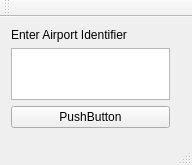
The window that mainwindow.ui (loansindi/metar-printer) describes before a commit, drawn with Qt 5.
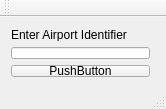
The same window after the commit.

The edit to the form file:
```diff
--- a/mainwindow.ui
+++ b/mainwindow.ui
@@ -6,8 +6,8 @@
    <rect>
     <x>0</x>
     <y>0</y>
-    <width>192</width>
-    <height>165</height>
+    <width>166</width>
+    <height>109</height>
    </rect>
   </property>
   <property name="windowTitle">
@@ -19,8 +19,8 @@
      <rect>
       <x>0</x>
       <y>0</y>
-      <width>181</width>
-      <height>122</height>
+      <width>161</width>
+      <height>71</height>
      </rect>
     </property>
     <layout class="QVBoxLayout" name="verticalLayout">
@@ -32,7 +32,7 @@
       </widget>
      </item>
      <item>
-      <widget class="QPlainTextEdit" name="plainTextEdit"/>
+      <widget class="QLineEdit" name="lineEdit"/>
      </item>
      <item>
       <widget class="QPushButton" name="pushButton">
```
